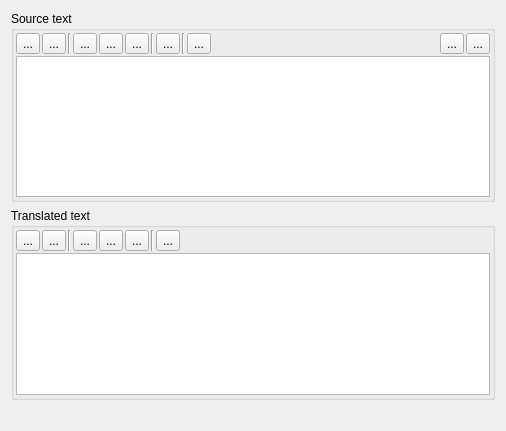
This is ocreditor.ui in kernel1024/qmanga as Qt 5 draws it before an edit. The edited form follows.
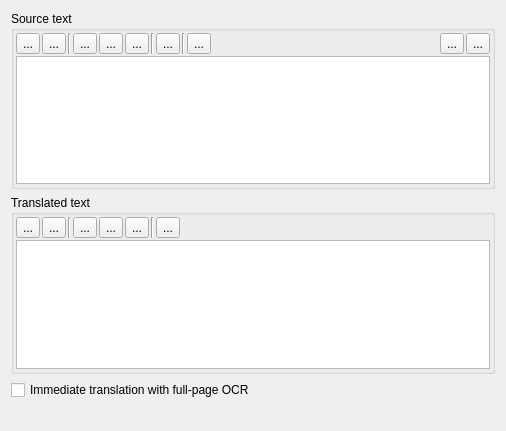
This is the edited form. Icons and pictures are not drawn.

Commit message:
Full-page OCR and translation.
Now with Google Vision.

The edit to the form file:
```diff
--- a/ocreditor.ui
+++ b/ocreditor.ui
@@ -350,6 +350,13 @@
      </layout>
     </widget>
    </item>
+   <item>
+    <widget class="QCheckBox" name="checkImmediateTranslation">
+     <property name="text">
+      <string>Immediate translation with full-page OCR</string>
+     </property>
+    </widget>
+   </item>
    <item>
     <widget class="QLabel" name="status">
      <property name="text">
```
Left out of the diff: 14 changed lines with no effect on the pictures. The commit also changes 3 other files.
